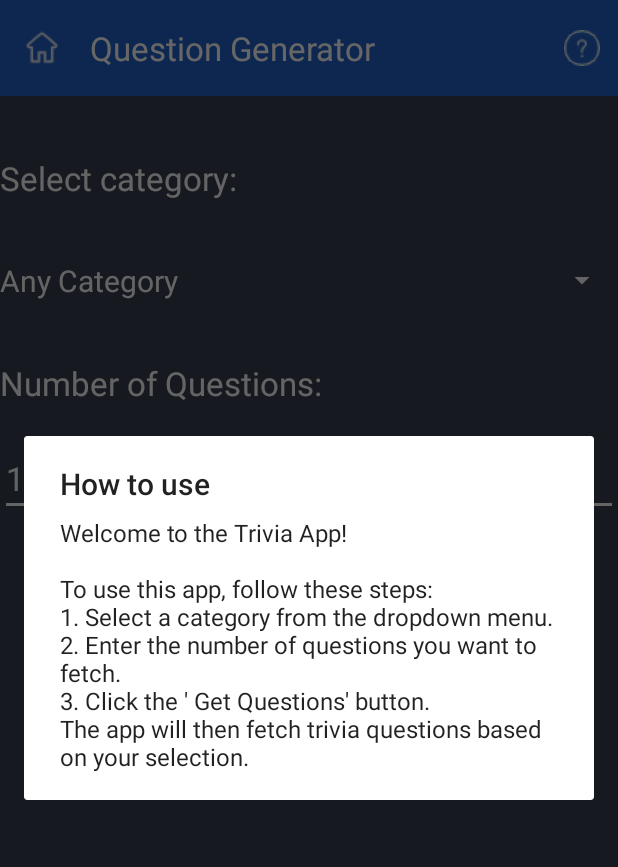
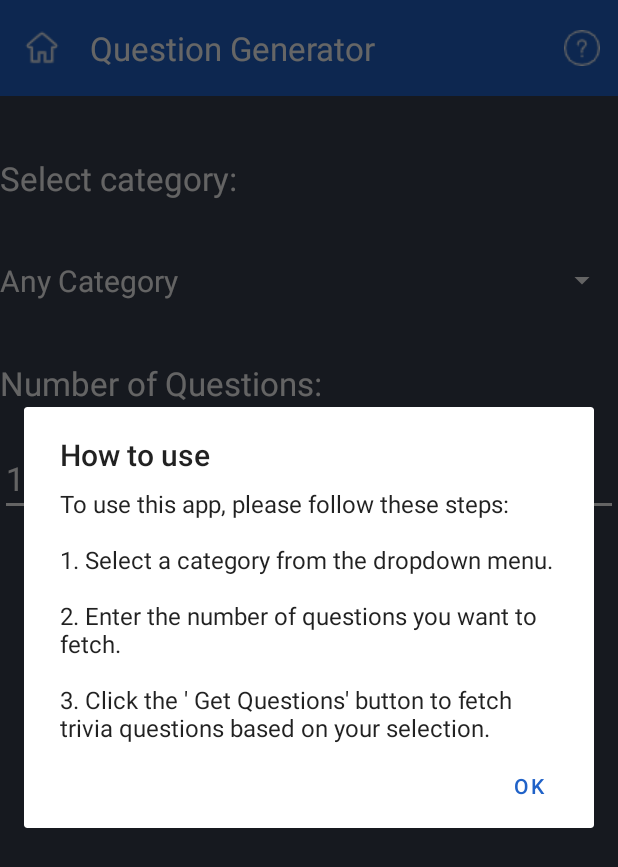
Before and after one commit to Derek-Tsang/FinalProject, an Android app: the TriviaQuestionDatabaseActivity screen opened directly, with no data from a screen before it, after a tap on "help", on a phone screen of 412 x 824 dp. Shown: the top 867 px of the screen. Run offline under Robolectric (Android 15) with nearby library versions, the phone set to English and light mode, and no system bars; our stand-ins replace Volley; network calls fail.

Commit message:
modified user instructions

```diff
--- a/app/src/main/java/algonquin/cst2335/finalproject/UI/TriviaQuestionDatabaseActivity.java
+++ b/app/src/main/java/algonquin/cst2335/finalproject/UI/TriviaQuestionDatabaseActivity.java
@@ -195,12 +195,11 @@ public class TriviaQuestionDatabaseActivity extends AppCompatActivity {
         if(item.getItemId() == R.id.help){
             AlertDialog.Builder builder = new AlertDialog.Builder(this);
             builder.setTitle("How to use")
-                    .setMessage("Welcome to the Trivia App!\n\n" +
-                            "To use this app, follow these steps:\n" +
-                            "1. Select a category from the dropdown menu.\n" +
-                            "2. Enter the number of questions you want to fetch.\n" +
-                            "3. Click the ' Get Questions' button." +
-                            "\nThe app will then fetch trivia questions based on your selection.")
+                    .setMessage("To use this app, please follow these steps:\n\n" +
+                            "1. Select a category from the dropdown menu.\n\n" +
+                            "2. Enter the number of questions you want to fetch.\n\n" +
+                            "3. Click the ' Get Questions' button to fetch trivia questions based on your selection.")
+                    .setPositiveButton("OK",(dialog, cl)->{})
                     .create().show();
         }
         return true;
--- a/app/src/main/java/algonquin/cst2335/finalproject/UI/TriviaUserScoresActivity.java
+++ b/app/src/main/java/algonquin/cst2335/finalproject/UI/TriviaUserScoresActivity.java
@@ -161,9 +161,8 @@ public class TriviaUserScoresActivity extends AppCompatActivity {
         if(item.getItemId() == R.id.help){
             AlertDialog.Builder builder = new AlertDialog.Builder(this);
             builder.setTitle("How to use")
-                    .setMessage("enter your username and scores to view Top ten user scores")
-                    .setPositiveButton("Got it!", (dialog, cl) -> {
-                    })
+                    .setMessage("Enter your name to view top ten user scores.")
+                    .setPositiveButton("OK", (dialog, cl) -> {})
                     .create().show();
         }
         return true;
```
Also changed, not shown: app/src/main/java/algonquin/cst2335/finalproject/UI/TriviaQuestionActivity.java (+6 -6 lines).
